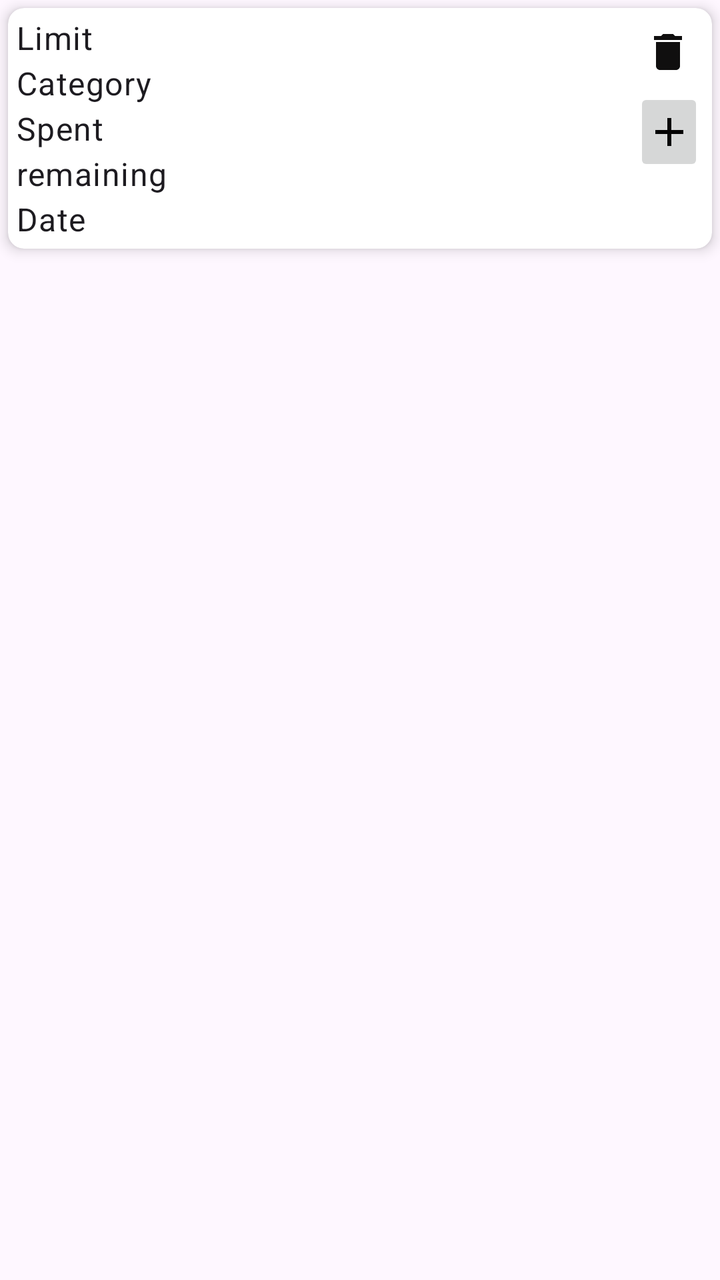
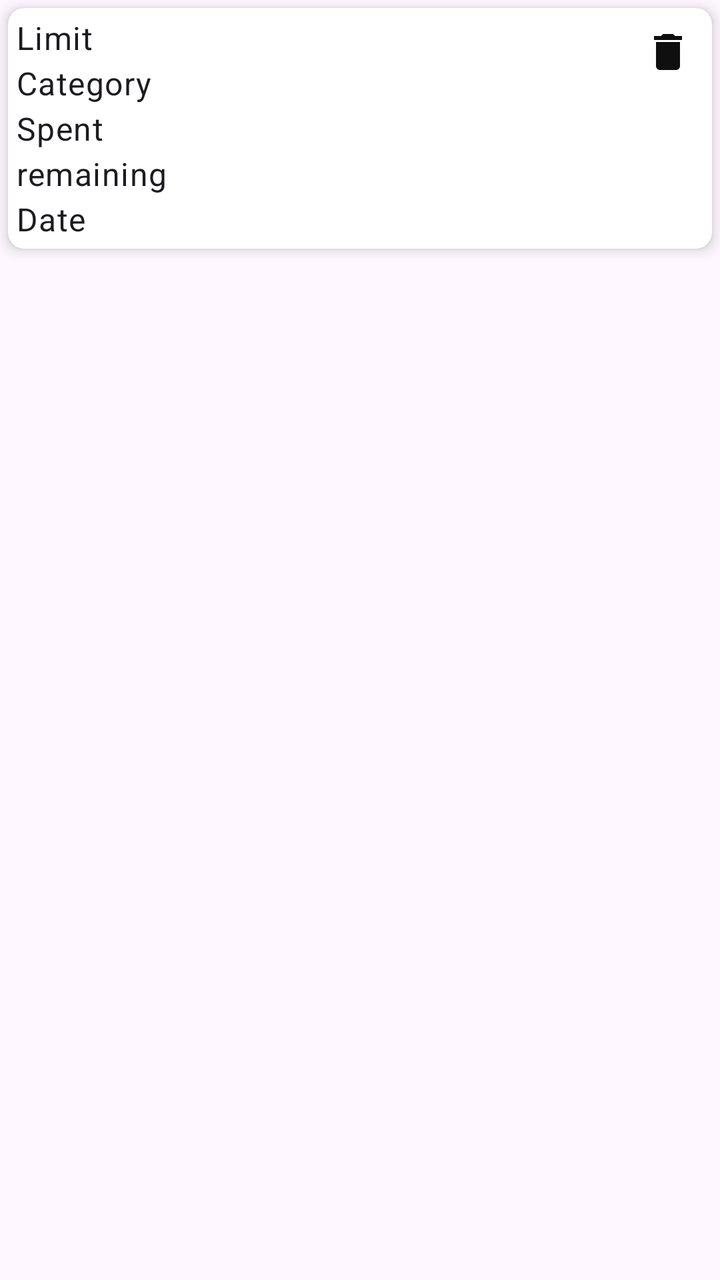

Two renders of the same Android screen: before a commit and after it. Below are the layout's source before the change and the commit's diff.
<!-- AndroidManifest.xml: application theme Theme.FinanceApp -->
<!-- res/layout/item_budget.xml -->
<?xml version="1.0" encoding="utf-8"?>
<androidx.constraintlayout.widget.ConstraintLayout xmlns:android="http://schemas.android.com/apk/res/android"
    xmlns:app="http://schemas.android.com/apk/res-auto"
    android:layout_width="match_parent"
    android:layout_height="wrap_content"
    android:paddingBottom="6dp">

    <androidx.cardview.widget.CardView
        android:id="@+id/cardView"
        android:layout_width="0dp"
        android:layout_height="wrap_content"
        android:layout_margin="@dimen/dp4"
        app:cardCornerRadius="@dimen/dp8"
        app:cardElevation="@dimen/dp4"
        app:layout_constraintEnd_toEndOf="parent"
        app:layout_constraintStart_toStartOf="parent"
        app:layout_constraintTop_toTopOf="parent">

        <LinearLayout
            android:layout_width="match_parent"
            android:layout_height="wrap_content"
            android:orientation="vertical"
            android:padding="@dimen/dp4">

            <TextView
                android:id="@+id/amountTextView"
                android:layout_width="wrap_content"
                android:layout_height="wrap_content"
                android:text="@string/limit"
                android:textAppearance="@style/TextAppearance.MaterialComponents.Body1" />

            <TextView
                android:id="@+id/categoryTextView"
                android:layout_width="wrap_content"
                android:layout_height="wrap_content"
                android:layout_marginTop="@dimen/dp1"
                android:text="@string/category"
                android:textAppearance="@style/TextAppearance.MaterialComponents.Body1" />

            <TextView
                android:id="@+id/spentTextView"
                android:layout_width="wrap_content"
                android:layout_height="wrap_content"
                android:layout_marginTop="@dimen/dp1"
                android:text="@string/spent"
                android:textAppearance="@style/TextAppearance.MaterialComponents.Body1" />

            <TextView
                android:id="@+id/remainingTextView"
                android:layout_width="wrap_content"
                android:layout_height="wrap_content"
                android:layout_marginTop="@dimen/dp1"
                android:text="@string/remaining"
                android:textAppearance="@style/TextAppearance.MaterialComponents.Body1" />

            <TextView
                android:id="@+id/startDateTextView"
                android:layout_width="wrap_content"
                android:layout_height="wrap_content"
                android:layout_marginTop="@dimen/dp1"
                android:text="@string/date"
                android:textAppearance="@style/TextAppearance.MaterialComponents.Body1" />



        </LinearLayout>
        
        <ImageButton
            android:id="@+id/deleteButton"
            android:layout_width="wrap_content"
            android:layout_height="wrap_content"
            android:layout_gravity="end"
            android:layout_marginEnd="@dimen/dp10"
            android:layout_marginTop="@dimen/dp10"
            android:background="?attr/selectableItemBackground"
            android:contentDescription="Delete Budget"
            android:src="@drawable/delete_icone24" />

        <ImageButton
            android:id="@+id/updateButton2"
            android:layout_width="wrap_content"
            android:layout_height="wrap_content"
            android:layout_gravity="right"
            android:layout_marginEnd="@dimen/dp10"
            android:visibility="gone"
            android:layout_marginTop="@dimen/dp40"
            android:background="?attr/selectableItemBackground"
            android:contentDescription="Delete Budget"
            android:src="@drawable/update_icone" />
        <ImageButton
            android:id="@+id/add_Buttonex"
            android:layout_width="35dp"
            android:layout_height="wrap_content"
            android:layout_gravity="end"
            android:layout_marginEnd="@dimen/dp4"
            android:layout_marginTop="@dimen/dp40"
            android:src="@drawable/baseline_add_24" />

    </androidx.cardview.widget.CardView>
1
</androidx.constraintlayout.widget.ConstraintLayout>
<!-- resources referenced by this layout -->
<resources>
  <dimen name="dp1">1dp</dimen>
  <dimen name="dp10">10dp</dimen>
  <dimen name="dp4">4dp</dimen>
  <dimen name="dp40">40dp</dimen>
  <dimen name="dp8">8dp</dimen>
  <!-- drawable baseline_add_24 (drawable) -->
  <vector xmlns:android="http://schemas.android.com/apk/res/android" android:autoMirrored="true" android:height="24dp" android:tint="#040303" android:viewportHeight="24" android:viewportWidth="24" android:width="24dp">
        
      <path android:fillColor="@android:color/white" android:pathData="M19,13h-6v6h-2v-6H5v-2h6V5h2v6h6v2z"/>
      
  </vector>
  <!-- drawable delete_icone24 (drawable) -->
  <vector xmlns:android="http://schemas.android.com/apk/res/android" android:autoMirrored="true" android:height="24dp" android:tint="#100F0F" android:viewportHeight="24" android:viewportWidth="24" android:width="24dp">
        
      <path android:fillColor="@android:color/white" android:pathData="M6,19c0,1.1 0.9,2 2,2h8c1.1,0 2,-0.9 2,-2V7H6v12zM19,4h-3.5l-1,-1h-5l-1,1H5v2h14V4z"/>
      
  </vector>
  <!-- drawable update_icone (drawable) -->
  <vector xmlns:android="http://schemas.android.com/apk/res/android" android:autoMirrored="true" android:height="24dp" android:tint="#100F0F" android:viewportHeight="24" android:viewportWidth="24" android:width="24dp">
        
      <path android:fillColor="@android:color/white" android:pathData="M21,10.12h-6.78l2.74,-2.82c-2.73,-2.7 -7.15,-2.8 -9.88,-0.1c-2.73,2.71 -2.73,7.08 0,9.79s7.15,2.71 9.88,0C18.32,15.65 19,14.08 19,12.1h2c0,1.98 -0.88,4.55 -2.64,6.29c-3.51,3.48 -9.21,3.48 -12.72,0c-3.5,-3.47 -3.53,-9.11 -0.02,-12.58s9.14,-3.47 12.65,0L21,3V10.12zM12.5,8v4.25l3.5,2.08l-0.72,1.21L11,13V8H12.5z"/>
      
  </vector>
  <string name="category">Category</string>
  <string name="date">Date</string>
  <string name="limit">Limit</string>
  <string name="remaining">remaining</string>
  <string name="spent">Spent</string>
  <style name="Theme.FinanceApp" parent="Base.Theme.FinanceApp" />
  <style name="Base.Theme.FinanceApp" parent="Theme.Material3.DayNight.NoActionBar">
          
          
      </style>
</resources>

<!-- the commit's change to res/layout/item_budget.xml (unified diff, before → after) -->
@@ -92,6 +92,7 @@
             android:layout_width="35dp"
             android:layout_height="wrap_content"
             android:layout_gravity="end"
+            android:visibility="gone"
             android:layout_marginEnd="@dimen/dp4"
             android:layout_marginTop="@dimen/dp40"
             android:src="@drawable/baseline_add_24" />
